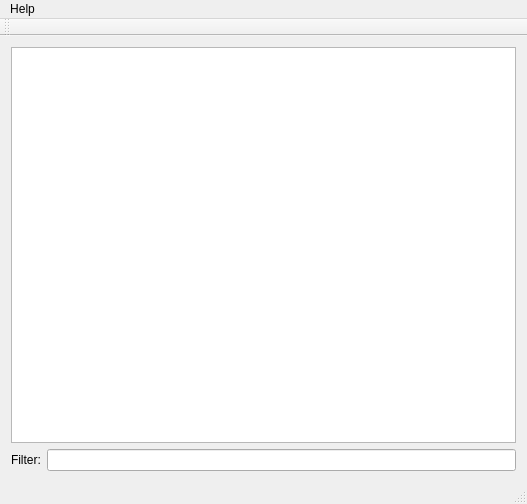
First picture: the form in src/gui/MainWindow.ui, repository loganek/gst-creator, before the edit.
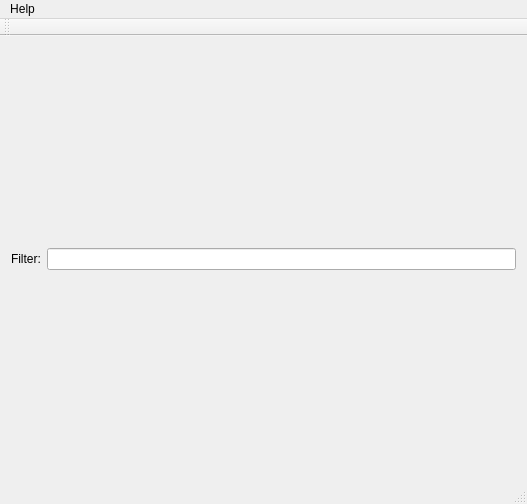
Second picture: the form after the edit.

Diff of the .ui file:
```diff
--- a/src/gui/MainWindow.ui
+++ b/src/gui/MainWindow.ui
@@ -17,9 +17,6 @@
    <layout class="QGridLayout" name="gridLayout">
     <item row="0" column="0">
      <layout class="QVBoxLayout" name="verticalLayout">
-      <item>
-       <widget class="QTreeView" name="factoriesTreeView"/>
-      </item>
       <item>
        <layout class="QHBoxLayout" name="horizontalLayout" stretch="0,0">
         <item>
```
